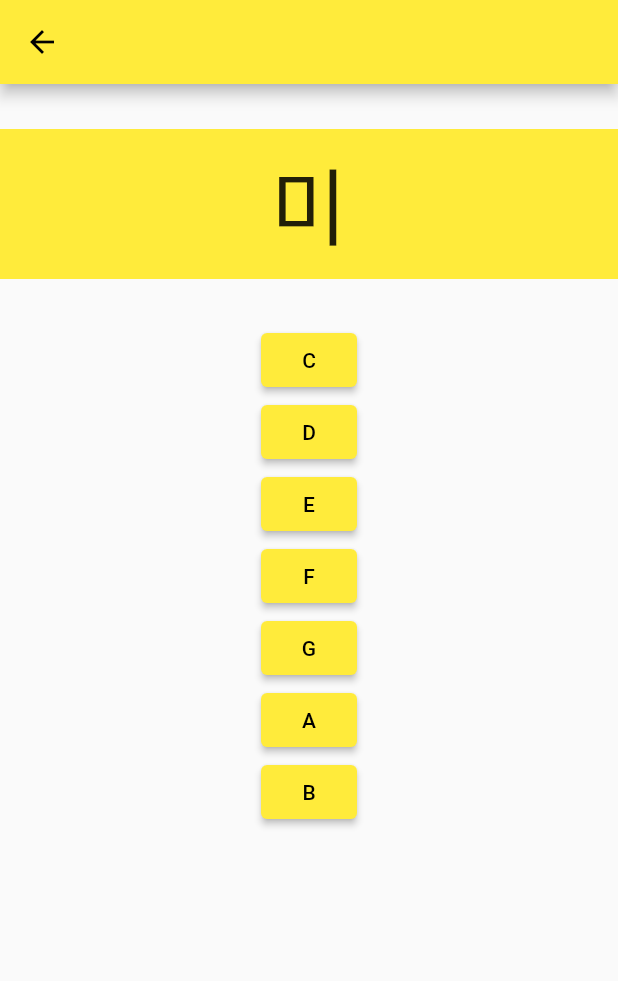
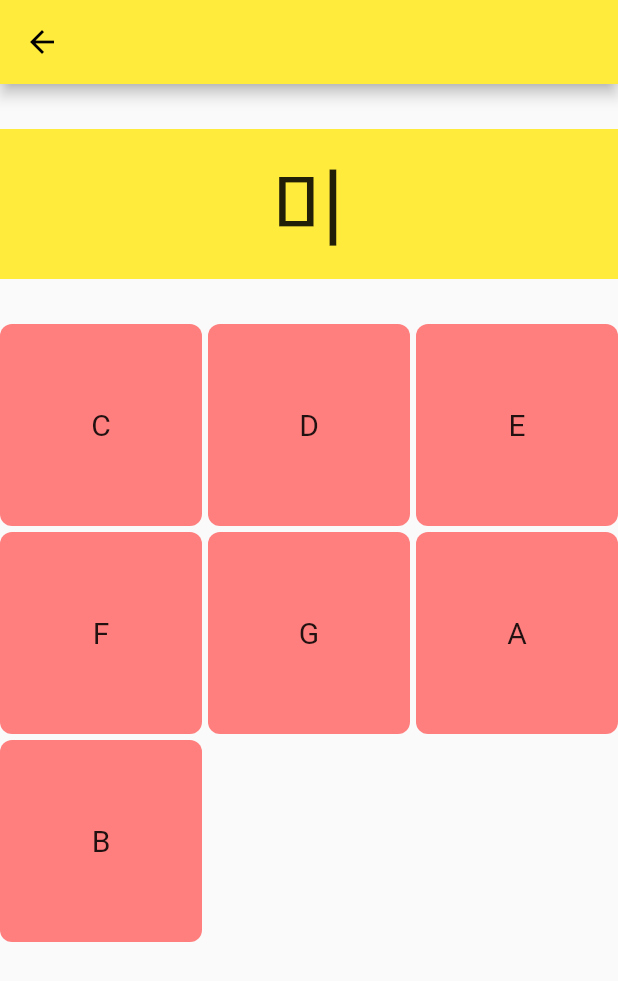
Before and after one commit to kimchungdo/TicQuitar, a Flutter app: the GyeNameGamePage screen opened directly, on a phone screen of 412 x 824 dp. Shown: the top 981 px of the screen. Run offline on Flutter 3.47's test engine with Material 2 defaults, Android fonts, the phone set to English and light mode, and no system bars.

Commit message:
GyeGame is updated
should make it randomly and its UI must be edited...

```diff
--- a/lib/games/gye_name_game_page.dart
+++ b/lib/games/gye_name_game_page.dart
@@ -13,9 +13,18 @@ class GyeNameGamePage extends StatefulWidget {
 class _GyeNameGamePageState extends State<GyeNameGamePage> {
   bool version = true;
   List<String> quiz = [];
+  Color basicColor = Colors.yellow;
 
   int gyeKey = Random().nextInt(7);
   //version ? quiz = korGye : quiz = engGye;
+
+  void getNextGye(){
+    setState(() {
+      gyeKey = Random().nextInt(7);
+      basicColor = Colors.yellow;
+    });
+  }
+
 
   @override
   Widget build(BuildContext context) {
@@ -27,20 +36,52 @@ class _GyeNameGamePageState extends State<GyeNameGamePage> {
             Container(
               child: Center(
                   child: Text("${korGye[gyeKey]}", style: TextStyle(fontSize: 56))),
-              color: Colors.yellow,
+              color: basicColor,
               height: 100,
             ),
 
             Container(height: 30),
 
-            ElevatedButton(onPressed: (){}, child: Text("${engGye[0]}")),
+/*            ElevatedButton(onPressed: (){}, child: Text("${engGye[0]}")),
             ElevatedButton(onPressed: (){}, child: Text("${engGye[1]}")),
             ElevatedButton(onPressed: (){}, child: Text("${engGye[2]}")),
             ElevatedButton(onPressed: (){}, child: Text("${engGye[3]}")),
             ElevatedButton(onPressed: (){}, child: Text("${engGye[4]}")),
             ElevatedButton(onPressed: (){}, child: Text("${engGye[5]}")),
-            ElevatedButton(onPressed: (){}, child: Text("${engGye[6]}")),
+            ElevatedButton(onPressed: (){}, child: Text("${engGye[6]}")),*/
 
+            GridView.count(
+              physics: const NeverScrollableScrollPhysics(),
+              shrinkWrap: true,
+              children: List.generate(engGye.length, (_idx){
+                return InkWell(
+                  child: Container(
+                    alignment: Alignment.center,
+                    child: Text(engGye[_idx], style: TextStyle(fontSize: 20)),
+                    decoration: BoxDecoration(
+                      borderRadius: BorderRadius.circular(8),
+                      color: Color(0xFFff7f7f)
+                    ),
+                  ),
+                  onTap: (){
+                    if(_idx == gyeKey){
+                      print("정답");
+                      getNextGye();
+                    }
+                    else{
+                      setState(() {
+                        basicColor = Colors.red;
+                      });
+                    }
+
+                    },
+                );
+              }),
+              crossAxisCount: 3,
+              crossAxisSpacing: 4,
+              mainAxisSpacing: 4,
+              childAspectRatio: 1,
+            )
           ],
         ));
   }
```
